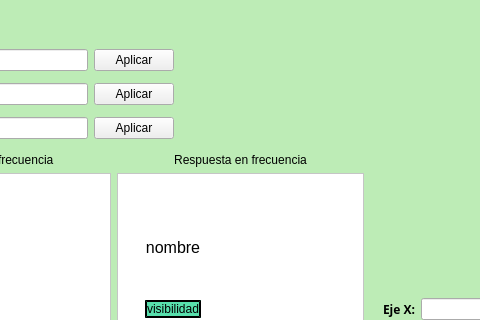
Before: the Qt Designer form frontend/menu.ui in odevincenti/TC-TP1, drawn with Qt 5; both pictures show x 207 to 687 and y 537 to 857 of the 1211 by 961 pixel window.
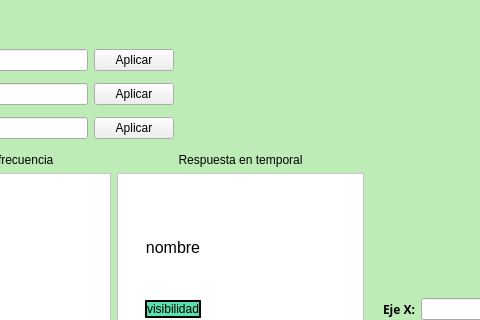
After: the same form once the commit is applied. Custom widgets are drawn as their Qt base class.

Diff of the .ui file:
```diff
--- a/frontend/menu.ui
+++ b/frontend/menu.ui
@@ -539,7 +539,7 @@
          </font>
         </property>
         <property name="text">
-         <string>Respuesta en frecuencia</string>
+         <string>Respuesta en temporal</string>
         </property>
         <property name="alignment">
          <set>Qt::AlignCenter</set>
```
